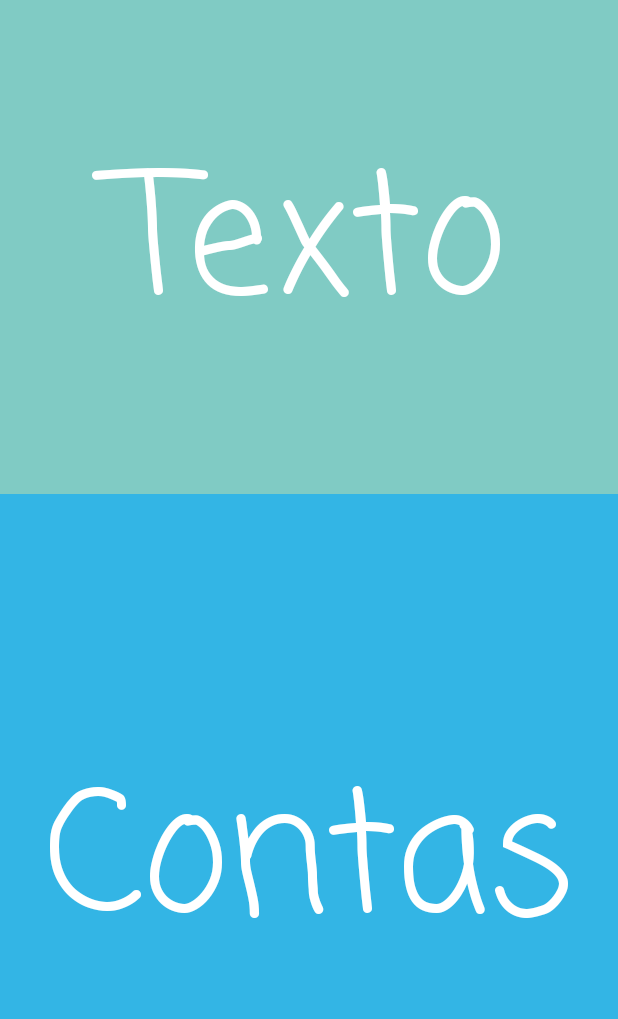
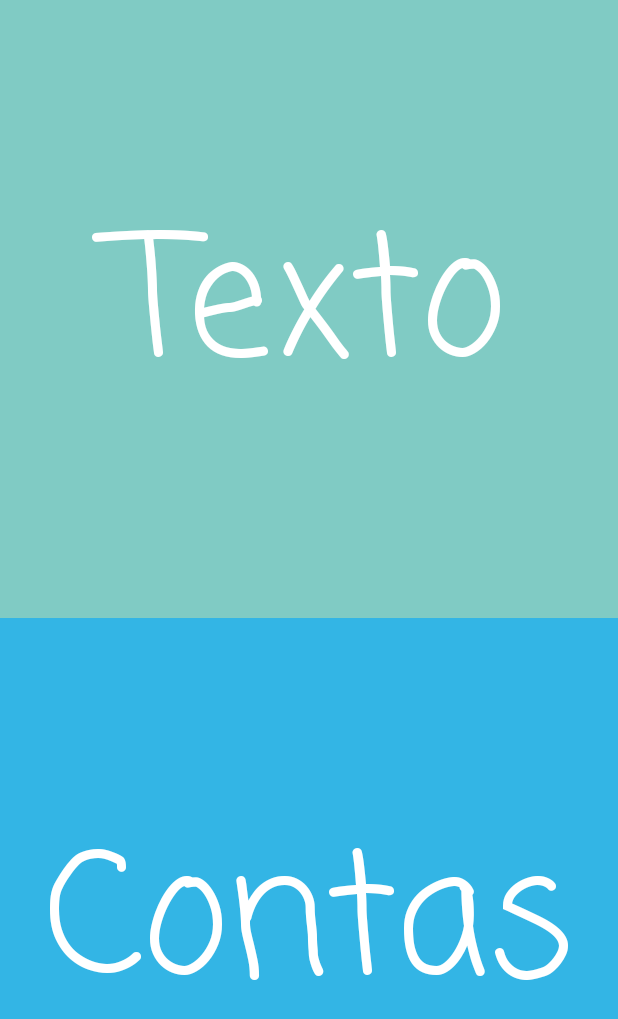
Before and after one commit to LearningVisionFatec/LearningVision, an Android app: the screen it shows after launch (MainActivity), on a phone screen of 412 x 824 dp. Shown: the top 1019 px of the screen. Run offline under Robolectric (Android 15) with nearby library versions, the phone set to English and light mode, and no system bars.

Commit message:
Adjustments in the screen layout
Adjustments in the screen layout

```diff
--- a/LearningVision-complete/app/src/main/res/layout/activity_main.xml
+++ b/LearningVision-complete/app/src/main/res/layout/activity_main.xml
@@ -7,45 +7,48 @@
     android:layout_height="match_parent"
     android:animateLayoutChanges="false"
     android:background="@android:color/white"
-    tools:context=".MainActivity"><![CDATA[
-    >
+    tools:context=".MainActivity">
 
-    ]]>
-
-    <LinearLayout
+    <GridLayout
         android:layout_width="match_parent"
         android:layout_height="match_parent"
-        android:orientation="vertical">
+        android:columnCount="1"
+        android:rowCount="2">
 
         <Button
             android:id="@+id/OcrButton"
             android:layout_width="match_parent"
-            android:layout_height="329dp"
-            android:layout_alignParentBottom="true"
-            android:layout_alignParentStart="true"
+            android:layout_column="0"
+            android:layout_gravity="fill_horizontal"
+            android:layout_row="0"
+            android:layout_rowWeight="1"
             android:background="?android:attr/colorControlActivated"
             android:fontFamily="casual"
             android:text="@string/texto"
             android:textAppearance="@style/TextAppearance.AppCompat.Display4"
             android:textColor="@android:color/white"
             android:visibility="visible"
-            tools:layout_editor_absoluteX="170dp"
-            tools:layout_editor_absoluteY="287dp" />
+            app:layout_constraintEnd_toEndOf="parent"
+            app:layout_constraintStart_toStartOf="parent"
+            app:layout_constraintTop_toTopOf="parent" />
 
         <Button
             android:id="@+id/QrButton"
             android:layout_width="match_parent"
-            android:layout_height="match_parent"
-            android:layout_alignParentStart="true"
-            android:layout_alignParentTop="true"
+            android:layout_column="0"
+            android:layout_gravity="fill_horizontal"
+            android:layout_row="1"
+            android:layout_rowWeight="1"
             android:background="@android:color/holo_blue_light"
             android:fontFamily="casual"
             android:text="@string/contas"
             android:textAppearance="@style/TextAppearance.AppCompat.Display4"
             android:textColor="@android:color/white"
             android:visibility="visible"
-            tools:layout_editor_absoluteX="268dp"
-            tools:layout_editor_absoluteY="392dp" />
-    </LinearLayout>
+            app:layout_constraintBottom_toBottomOf="parent"
+            app:layout_constraintEnd_toEndOf="parent"
+            app:layout_constraintHorizontal_bias="1.0"
+            app:layout_constraintStart_toStartOf="parent" />
+    </GridLayout>
 
 </RelativeLayout>
```
